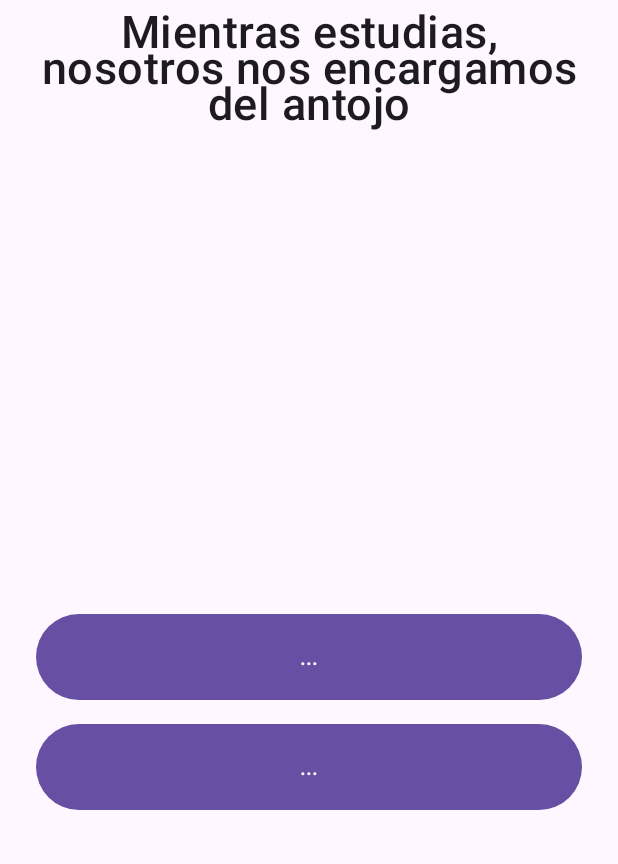
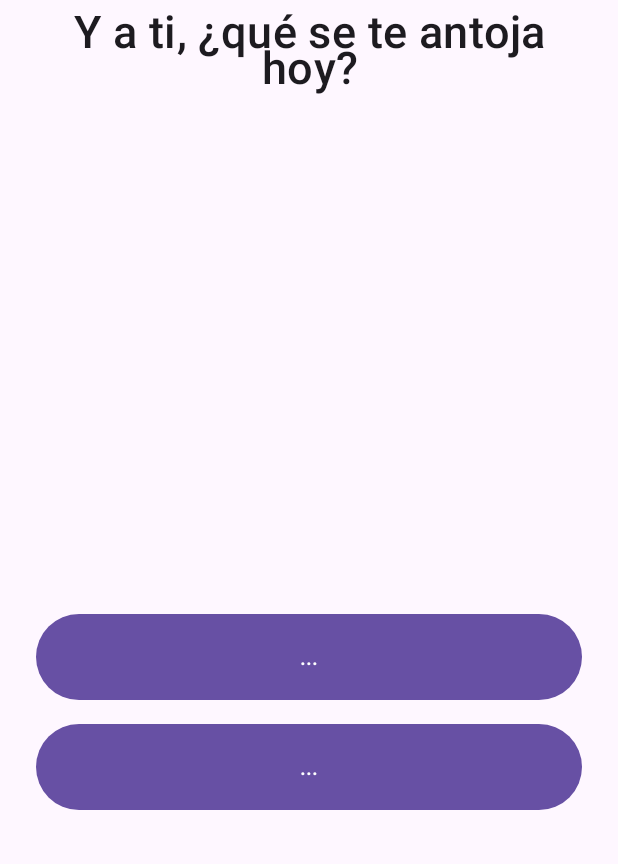
Before and after one commit to GCastro-Systems/AntojaTEC, an Android app: the WelcomeFragment screen opened through its navigation route, on a phone screen of 412 x 824 dp, the part 372-1236 px from its top. Run offline under Robolectric (Android 15) with nearby library versions, the light colour scheme and no system bars; our stand-ins replace navigation-ui; 6 statements that could not run were skipped.

Commit message:
Todo actualizado

```diff
--- a/app/src/main/res/layout/fragment_welcome.xml
+++ b/app/src/main/res/layout/fragment_welcome.xml
@@ -19,13 +19,15 @@
         app:layout_constraintTop_toTopOf="parent" />
 
     <!-- Eslogan  -->
+
     <TextView
         android:id="@+id/textViewSlogan"
         style="@style/Text_H1"
+        android:gravity="center"
         android:text="@string/slogan_text"
-        android:gravity="center"
+        app:layout_constraintEnd_toEndOf="parent"
+        app:layout_constraintHorizontal_bias="0.0"
         app:layout_constraintStart_toStartOf="parent"
-        app:layout_constraintEnd_toEndOf="parent"
         app:layout_constraintTop_toBottomOf="@id/imageViewLogo" />
 
     <com.google.android.material.button.MaterialButton
--- a/app/src/main/res/values/strings.xml
+++ b/app/src/main/res/values/strings.xml
@@ -1,5 +1,5 @@
 <resources>
     <string name="app_name">AntojaTEC</string>
     <string name="some_text">...</string>
-    <string name="slogan_text">Mientras estudias, nosotros nos encargamos del antojo</string>
+    <string name="slogan_text">Y a ti, ¿qué se te antoja hoy?</string>
 </resources>
```
